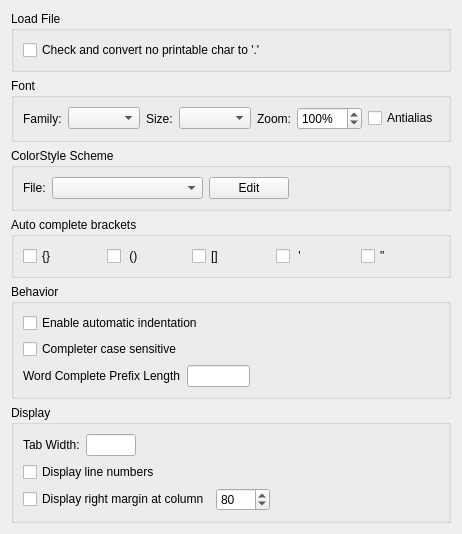
Old version of the form liteidex/src/plugins/liteeditor/liteeditoroption.ui in the repository visualfc/liteide.
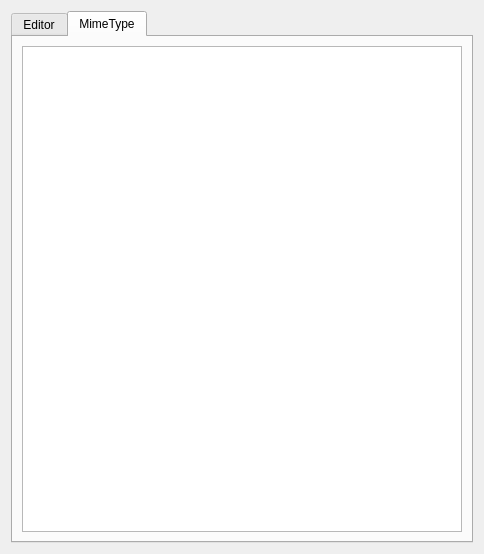
New version of the form.

What changed in the file:
```diff
--- a/liteidex/src/plugins/liteeditor/liteeditoroption.ui
+++ b/liteidex/src/plugins/liteeditor/liteeditoroption.ui
@@ -6,13 +6,23 @@
    <rect>
     <x>0</x>
     <y>0</y>
-    <width>451</width>
-    <height>453</height>
+    <width>475</width>
+    <height>469</height>
    </rect>
   </property>
   <property name="windowTitle">
    <string>Form</string>
   </property>
+  <layout class="QVBoxLayout" name="verticalLayout_6">
+   <item>
+    <widget class="QTabWidget" name="tabWidget">
+     <property name="currentIndex">
+      <number>1</number>
+     </property>
+     <widget class="QWidget" name="tab">
+      <attribute name="title">
+       <string>Editor</string>
+      </attribute>
   <layout class="QVBoxLayout" name="verticalLayout_3">
    <item>
     <widget class="QGroupBox" name="groupBox_5">
@@ -230,7 +240,7 @@
        </widget>
       </item>
       <item>
-       <layout class="QHBoxLayout" name="horizontalLayout_3" stretch="1,1,3">
+           <layout class="QHBoxLayout" name="horizontalLayout_3" stretch="1,1,6">
         <item>
          <widget class="QLabel" name="label_4">
           <property name="text">
@@ -241,7 +251,7 @@
         <item>
          <widget class="QLineEdit" name="preMinLineEdit">
           <property name="sizePolicy">
-           <sizepolicy hsizetype="Expanding" vsizetype="Fixed">
+               <sizepolicy hsizetype="Preferred" vsizetype="Fixed">
             <horstretch>0</horstretch>
             <verstretch>0</verstretch>
            </sizepolicy>
@@ -272,40 +282,6 @@
       <string>Display</string>
      </property>
      <layout class="QVBoxLayout" name="verticalLayout_4">
-      <item>
-       <layout class="QHBoxLayout" name="horizontalLayout_6" stretch="1,1,6">
-        <item>
-         <widget class="QLabel" name="label_5">
-          <property name="text">
-           <string>Tab Width:</string>
-          </property>
-         </widget>
-        </item>
-        <item>
-         <widget class="QLineEdit" name="tabWidthLineEdit">
-          <property name="sizePolicy">
-           <sizepolicy hsizetype="Preferred" vsizetype="Fixed">
-            <horstretch>0</horstretch>
-            <verstretch>0</verstretch>
-           </sizepolicy>
-          </property>
-         </widget>
-        </item>
-        <item>
-         <spacer name="horizontalSpacer_5">
-          <property name="orientation">
-           <enum>Qt::Horizontal</enum>
-          </property>
-          <property name="sizeHint" stdset="0">
-           <size>
-            <width>40</width>
-            <height>20</height>
-           </size>
-          </property>
-         </spacer>
-        </item>
-       </layout>
-      </item>
       <item>
        <widget class="QCheckBox" name="lineNumberVisibleCheckBox">
         <property name="text">
@@ -351,6 +327,20 @@
        </layout>
       </item>
      </layout>
+        </widget>
+       </item>
+      </layout>
+     </widget>
+     <widget class="QWidget" name="tab_2">
+      <attribute name="title">
+       <string>MimeType</string>
+      </attribute>
+      <layout class="QVBoxLayout" name="verticalLayout_5">
+       <item>
+        <widget class="QTreeView" name="mimeTreeView"/>
+       </item>
+      </layout>
+     </widget>
     </widget>
    </item>
   </layout>
```
Lines whose indentation alone changed are shown as unchanged.
